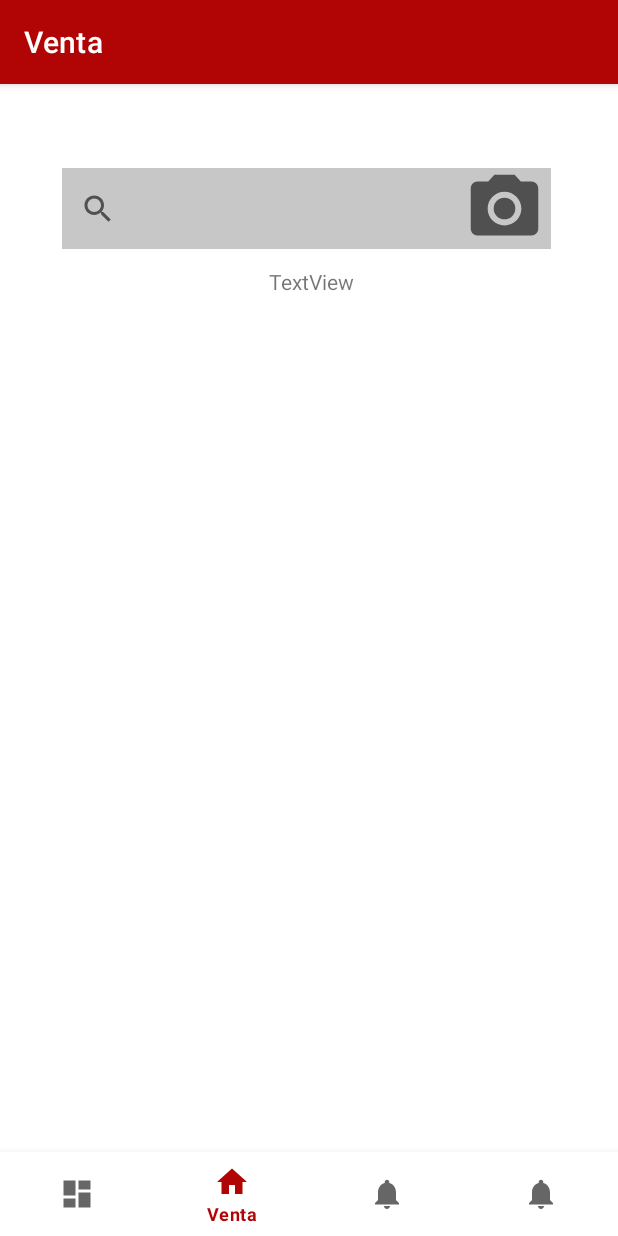
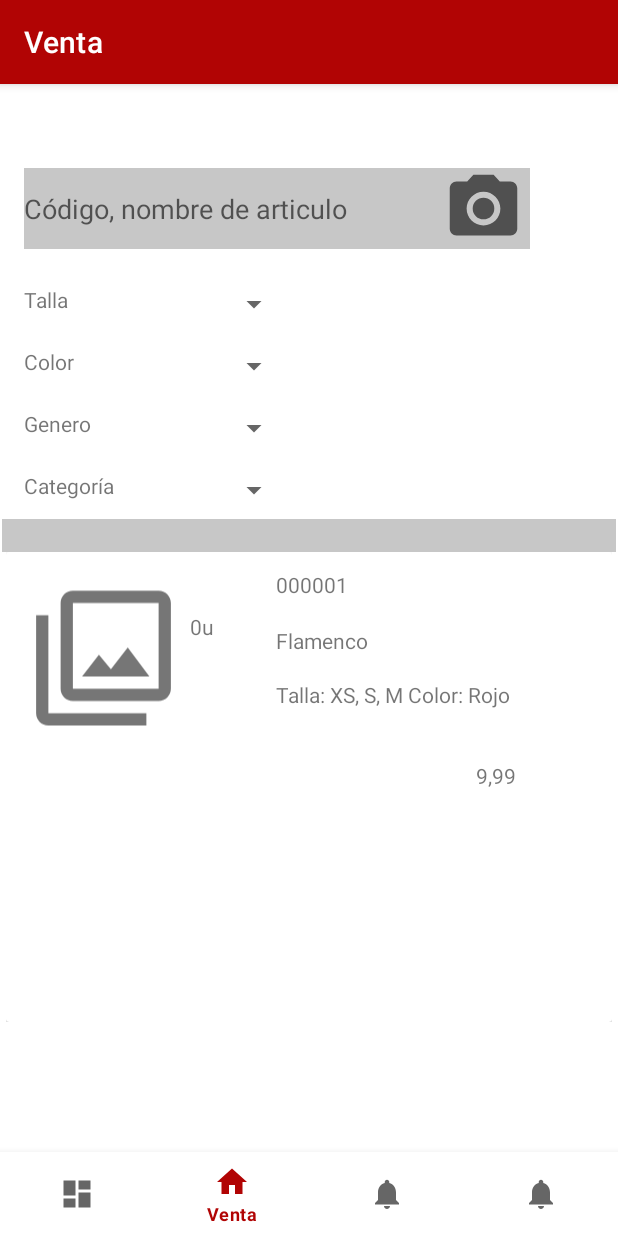
Before and after one commit to Alejandro0809/Prueba1, an Android app: the screen it shows after launch (MainActivity), on a phone screen of 412 x 824 dp. Run offline under Robolectric (Android 15) with nearby library versions, the phone set to English and light mode, and no system bars; our stand-ins replace navigation-ui; libraries missing offline, so code that uses them is left out: com.google.zxing.integration.

```diff
--- a/app/build.gradle
+++ b/app/build.gradle
@@ -49,8 +49,14 @@ dependencies {
     implementation 'com.google.zxing:core:3.3.0'
     implementation('com.journeyapps:zxing-android-embedded:4.1.0')
     testImplementation 'junit:junit:4.13.2'
+
+    //Recyclerview
+    implementation 'androidx.cardview:cardview:1.0.0'
+    implementation "androidx.recyclerview:recyclerview:1.1.0"
+
     androidTestImplementation 'androidx.test.ext:junit:1.1.3'
     androidTestImplementation 'androidx.test.espresso:espresso-core:3.4.0'
 
 
+
 }
--- /dev/null
+++ b/app/src/main/java/com/example/prueba/ui/home/HomeAdapter.kt
@@ -0,0 +1,112 @@
+package com.example.prueba.ui.home
+
+import android.view.LayoutInflater
+import android.view.View
+import android.view.ViewGroup
+import android.widget.ImageView
+import android.widget.TextView
+import androidx.appcompat.view.menu.ActionMenuItemView
+import androidx.recyclerview.widget.RecyclerView
+import com.example.prueba.R
+
+class HomeAdapter : RecyclerView.Adapter<HomeAdapter.ViewHolder>() {
+
+
+
+    private val kode = arrayOf(
+        "000001",
+        "000002",
+        "000003",
+        "000004",
+        "000005",
+    )
+
+    private val name = arrayOf(
+        "Flamenco",
+        "Torero",
+        "Payaso",
+        "Ratón",
+        "Bruja"
+    )
+
+    private val description = arrayOf(
+        "Talla: XS, S, M Color: Rojo",
+        "Talla: XS Color: Negro",
+        "Talla: M Color: Unicolor",
+        "Talla: XS, S, M Color: Gris",
+        "Talla: S Color: Purpura ¡Oferta!",
+    )
+
+    private val unidades = arrayOf(
+        "0u",
+        "1u",
+        "1u",
+        "0u",
+        "4u"
+    )
+
+    private val precio = arrayOf(
+        "9,99",
+        "15,80",
+        "20,00",
+        "14,50",
+        "8,00",
+
+        )
+
+    private val foto = arrayOf(
+        R.drawable.ic_baseline_filter_24,
+        R.drawable.ic_baseline_filter_none_24,
+        R.drawable.ic_baseline_filter_24,
+        R.drawable.ic_baseline_filter_none_24,
+        R.drawable.ic_baseline_filter_24,
+
+
+        )
+
+    class ViewHolder(itemView: View) : RecyclerView.ViewHolder(itemView){
+
+        var itemcode: TextView
+        var itemnamee : TextView
+        var itemdescription : TextView
+        var itemunit : TextView
+        var itemprecio : TextView
+        var itempic : ImageView
+
+        init {
+
+            itemcode = itemView.findViewById(R.id.codArt)
+            itemnamee = itemView.findViewById(R.id.nameArt)
+            itemdescription = itemView.findViewById(R.id.descriptionArt)
+            itemunit = itemView.findViewById(R.id.uniArt)
+            itemprecio = itemView.findViewById(R.id.priceArt)
+            itempic = itemView.findViewById(R.id.fotoArt)
+
+
+        }
+
+    }
+
+    override fun onCreateViewHolder(viewGroup: ViewGroup, i : Int): ViewHolder {
+        val v = LayoutInflater.from(viewGroup.context).inflate(R.layout.listelement, viewGroup, false)
+        return ViewHolder(v)
+    }
+
+    override fun onBindViewHolder(viewHolder: ViewHolder, i: Int) {
+        viewHolder.itemcode.text = kode[i]
+        viewHolder.itemnamee.text = name[i]
+        viewHolder.itemdescription.text = description[i]
+        viewHolder.itemunit.text = unidades[i]
+        viewHolder.itemprecio.text = precio[i]
+        viewHolder.itempic.setImageResource(foto[i])
+
+
+
+    }
+
+    override fun getItemCount(): Int {
+        return kode.size
+    }
+
+
+}
--- a/app/src/main/java/com/example/prueba/ui/home/HomeFragment.kt
+++ b/app/src/main/java/com/example/prueba/ui/home/HomeFragment.kt
@@ -6,10 +6,11 @@ import android.os.Bundle
 import android.view.LayoutInflater
 import android.view.View
 import android.view.ViewGroup
-import android.widget.TextView
 import android.widget.Toast
 import androidx.fragment.app.Fragment
 import androidx.lifecycle.ViewModelProvider
+import androidx.recyclerview.widget.LinearLayoutManager
+import androidx.recyclerview.widget.RecyclerView
 import com.example.prueba.databinding.FragmentHomeBinding
 import com.google.zxing.integration.android.IntentIntegrator
 
@@ -17,7 +18,12 @@ import com.google.zxing.integration.android.IntentIntegrator
 class HomeFragment : Fragment() {
 
 
+
     private var _binding: FragmentHomeBinding? = null
+
+    //Recycler
+    private var layoutManager: RecyclerView.LayoutManager? = null
+    private var adapter: RecyclerView.Adapter<HomeAdapter.ViewHolder>? = null
 
     // This property is only valid between onCreateView and
     // onDestroyView.
@@ -29,10 +35,18 @@ class HomeFragment : Fragment() {
         savedInstanceState: Bundle?
     ): View {
 
+
+
         //Añadir función de escaner a un botón
         val bind = FragmentHomeBinding.inflate(layoutInflater)
         bind.camsc.setOnClickListener {
             escanear()
+
+
+        }
+        bind.recycl.apply {
+            layoutManager = LinearLayoutManager(activity)
+            adapter = HomeAdapter()
         }
 
         //Menú
@@ -50,6 +64,18 @@ class HomeFragment : Fragment() {
          }*/
 
         return bind.root
+
+
+
+
+
+
+
+    }
+
+    override fun onViewCreated(itemView: View, savedInstanceState: Bundle?) {
+
+        super.onViewCreated(itemView, savedInstanceState)
 
     }
 
@@ -88,7 +114,6 @@ class HomeFragment : Fragment() {
     }
 
 
-
     override fun onDestroyView() {
         super.onDestroyView()
         _binding = null
--- a/app/src/main/java/com/example/prueba/ui/home/HomeViewModel.kt
+++ b/app/src/main/java/com/example/prueba/ui/home/HomeViewModel.kt
@@ -8,6 +8,7 @@ class HomeViewModel : ViewModel() {
 
     private val _text = MutableLiveData<String>().apply {
         value = "This is home Fragment"
+
     }
     val text: LiveData<String> = _text
 }
--- /dev/null
+++ b/app/src/main/res/drawable/ic_baseline_filter_24.xml
@@ -0,0 +1,10 @@
+<vector xmlns:android="http://schemas.android.com/apk/res/android"
+    android:width="24dp"
+    android:height="24dp"
+    android:viewportWidth="24"
+    android:viewportHeight="24"
+    android:tint="?attr/colorControlNormal">
+  <path
+      android:fillColor="@android:color/white"
+      android:pathData="M15.96,10.29l-2.75,3.54 -1.96,-2.36L8.5,15h11l-3.54,-4.71zM3,5L1,5v16c0,1.1 0.9,2 2,2h16v-2L3,21L3,5zM21,1L7,1c-1.1,0 -2,0.9 -2,2v14c0,1.1 0.9,2 2,2h14c1.1,0 2,-0.9 2,-2L23,3c0,-1.1 -0.9,-2 -2,-2zM21,17L7,17L7,3h14v14z"/>
+</vector>
--- /dev/null
+++ b/app/src/main/res/drawable/ic_baseline_filter_none_24.xml
@@ -0,0 +1,10 @@
+<vector xmlns:android="http://schemas.android.com/apk/res/android"
+    android:width="24dp"
+    android:height="24dp"
+    android:viewportWidth="24"
+    android:viewportHeight="24"
+    android:tint="?attr/colorControlNormal">
+  <path
+      android:fillColor="@android:color/white"
+      android:pathData="M3,5L1,5v16c0,1.1 0.9,2 2,2h16v-2L3,21L3,5zM21,1L7,1c-1.1,0 -2,0.9 -2,2v14c0,1.1 0.9,2 2,2h14c1.1,0 2,-0.9 2,-2L23,3c0,-1.1 -0.9,-2 -2,-2zM21,17L7,17L7,3h14v14z"/>
+</vector>
--- a/app/src/main/res/layout/fragment_home.xml
+++ b/app/src/main/res/layout/fragment_home.xml
@@ -3,42 +3,153 @@
     xmlns:app="http://schemas.android.com/apk/res-auto"
     xmlns:tools="http://schemas.android.com/tools"
     android:id="@+id/linearfragment"
+    android:orientation="vertical"
     android:layout_width="match_parent"
     android:layout_height="match_parent"
-    tools:context=".ui.home.HomeFragment">
+    tools:context=".ui.home.HomeFragment"
+    >
 
-    <TextView
-        android:id="@+id/textHome"
-        android:layout_width="wrap_content"
-        android:layout_height="wrap_content"
-        android:layout_marginTop="66dp"
-        android:layout_marginEnd="176dp"
-        android:text="TextView"
+    <androidx.recyclerview.widget.RecyclerView
+        android:id="@+id/recycl"
+        android:layout_width="404dp"
+        android:layout_height="313dp"
+        android:layout_marginStart="4dp"
+        app:layout_constraintStart_toStartOf="parent"
+        app:layout_constraintTop_toBottomOf="@+id/linearLayout" />
+
+    <androidx.constraintlayout.widget.ConstraintLayout
+        android:id="@+id/constraintLayout"
+        android:layout_width="match_parent"
+        android:layout_height="54dp"
         app:layout_constraintEnd_toEndOf="parent"
-        app:layout_constraintTop_toTopOf="@+id/searchView" />
+        app:layout_constraintStart_toStartOf="parent"
+        app:layout_constraintTop_toTopOf="parent">
 
-    <SearchView
-        android:id="@+id/searchView"
-        android:layout_width="264dp"
-        android:layout_height="54dp"
+        <EditText
+            android:id="@+id/editTextTextPersonName"
+            android:layout_width="275dp"
+            android:layout_height="0dp"
+            android:layout_marginStart="16dp"
             android:background="#51515151"
-        app:layout_constraintEnd_toEndOf="parent"
-        app:layout_constraintHorizontal_bias="0.278"
+            android:ems="10"
+            android:hint="Código, nombre de articulo"
+            android:inputType="textPersonName"
+            app:layout_constraintBottom_toBottomOf="parent"
             app:layout_constraintStart_toStartOf="parent"
-        app:layout_constraintTop_toTopOf="parent" />
+            app:layout_constraintTop_toTopOf="parent"
+            app:layout_constraintVertical_bias="0.0" />
 
         <ImageView
             android:id="@+id/camsc"
             android:layout_width="62dp"
             android:layout_height="54dp"
+            android:layout_gravity="top|end"
             android:background="#51515151"
             android:src="@drawable/ic_baseline_camera_alt_24"
-        app:layout_constraintBottom_toBottomOf="parent"
+            app:layout_constraintStart_toEndOf="@+id/editTextTextPersonName"
+            app:layout_constraintTop_toTopOf="parent"
+            tools:src="@android:drawable/ic_menu_camera" />
+    </androidx.constraintlayout.widget.ConstraintLayout>
+
+    <androidx.constraintlayout.widget.ConstraintLayout
+        android:id="@+id/constraintLayout2"
+        android:layout_width="match_parent"
+        android:layout_height="164dp"
+        android:layout_marginTop="16dp"
         app:layout_constraintEnd_toEndOf="parent"
-        app:layout_constraintHorizontal_bias="0.0"
-        app:layout_constraintStart_toEndOf="@+id/searchView"
-        app:layout_constraintTop_toTopOf="parent"
-        app:layout_constraintVertical_bias="0.0"
-        tools:src="@android:drawable/ic_menu_camera" />
+        app:layout_constraintHorizontal_bias="1.0"
+        app:layout_constraintStart_toStartOf="parent"
+        app:layout_constraintTop_toBottomOf="@+id/constraintLayout">
+
+        <Spinner
+            android:id="@+id/spinner2"
+            android:layout_width="100dp"
+            android:layout_height="25dp"
+            android:layout_marginStart="16dp"
+            android:layout_marginTop="16dp"
+            android:contentDescription="carnaval"
+            app:layout_constraintStart_toEndOf="@+id/textView"
+            app:layout_constraintTop_toBottomOf="@+id/spinner" />
+
+        <TextView
+            android:id="@+id/textHome"
+            android:layout_width="61dp"
+            android:layout_height="25dp"
+            android:layout_marginStart="16dp"
+            android:layout_marginTop="8dp"
+            android:text="Talla"
+            app:layout_constraintStart_toStartOf="parent"
+            app:layout_constraintTop_toTopOf="parent" />
+
+        <TextView
+            android:id="@+id/textView"
+            android:layout_width="61dp"
+            android:layout_height="25dp"
+            android:layout_marginStart="16dp"
+            android:layout_marginTop="16dp"
+            android:text="Color"
+            app:layout_constraintStart_toStartOf="parent"
+            app:layout_constraintTop_toBottomOf="@+id/textHome" />
+
+        <TextView
+            android:id="@+id/textView2"
+            android:layout_width="61dp"
+            android:layout_height="25dp"
+            android:layout_marginStart="16dp"
+            android:layout_marginTop="16dp"
+            android:text="Genero"
+            app:layout_constraintStart_toStartOf="parent"
+            app:layout_constraintTop_toBottomOf="@+id/textView" />
+
+        <TextView
+            android:id="@+id/textView3"
+            android:layout_width="61dp"
+            android:layout_height="25dp"
+            android:layout_marginStart="16dp"
+            android:layout_marginTop="16dp"
+            android:text="Categoría"
+            app:layout_constraintStart_toStartOf="parent"
+            app:layout_constraintTop_toBottomOf="@+id/textView2" />
+
+        <Spinner
+            android:id="@+id/spinner"
+            android:layout_width="100dp"
+            android:layout_height="25dp"
+            android:layout_marginStart="16dp"
+            android:layout_marginTop="8dp"
+            android:contentDescription="Carnaval"
+            app:layout_constraintStart_toEndOf="@+id/textHome"
+            app:layout_constraintTop_toTopOf="parent" />
+
+        <Spinner
+            android:id="@+id/spinner3"
+            android:layout_width="100dp"
+            android:layout_height="25dp"
+            android:layout_marginStart="16dp"
+            android:layout_marginTop="16dp"
+            android:contentDescription="carnaval"
+            app:layout_constraintStart_toEndOf="@+id/textView2"
+            app:layout_constraintTop_toBottomOf="@+id/spinner2" />
+
+        <Spinner
+            android:id="@+id/spinner4"
+            android:layout_width="100dp"
+            android:layout_height="25dp"
+            android:layout_marginStart="16dp"
+            android:layout_marginTop="16dp"
+            android:contentDescription="Carnaval"
+            app:layout_constraintStart_toEndOf="@+id/textView3"
+            app:layout_constraintTop_toBottomOf="@+id/spinner3" />
+    </androidx.constraintlayout.widget.ConstraintLayout>
+
+    <LinearLayout
+        android:id="@+id/linearLayout"
+        android:layout_width="409dp"
+        android:layout_height="22dp"
+        android:background="#51515151"
+        android:orientation="vertical"
+        app:layout_constraintEnd_toEndOf="parent"
+        app:layout_constraintStart_toStartOf="parent"
+        app:layout_constraintTop_toBottomOf="@+id/constraintLayout2"></LinearLayout>
 
 </androidx.constraintlayout.widget.ConstraintLayout>
--- /dev/null
+++ b/app/src/main/res/layout/listelement.xml
@@ -0,0 +1,87 @@
+<?xml version="1.0" encoding="utf-8"?>
+<androidx.cardview.widget.CardView xmlns:android="http://schemas.android.com/apk/res/android"
+    xmlns:app="http://schemas.android.com/apk/res-auto"
+    xmlns:tools="http://schemas.android.com/tools"
+    android:id="@+id/card"
+    cardCornerRadius="8dp"
+    contentPadding="10dp"
+    android:layout_width="match_parent"
+    android:layout_height="match_parent"
+    android:clickable="true"
+    android:foreground="?selectableItemBackground">
+
+    <RelativeLayout
+        android:layout_width="match_parent"
+        android:layout_height="177dp">
+
+        <androidx.constraintlayout.widget.ConstraintLayout
+            android:layout_width="match_parent"
+            android:layout_height="match_parent">
+
+            <TextView
+                android:id="@+id/uniArt"
+                android:layout_width="39dp"
+                android:layout_height="66dp"
+                android:layout_marginTop="40dp"
+                android:text="Unidades"
+                app:layout_constraintEnd_toStartOf="@+id/nameArt"
+                app:layout_constraintHorizontal_bias="0.872"
+                app:layout_constraintStart_toStartOf="parent"
+                app:layout_constraintTop_toTopOf="parent" />
+
+            <TextView
+                android:id="@+id/codArt"
+                android:layout_width="168dp"
+                android:layout_height="29dp"
+                android:layout_marginStart="180dp"
+                android:layout_marginTop="12dp"
+                android:text="Código Articulo"
+                app:layout_constraintStart_toStartOf="parent"
+                app:layout_constraintTop_toTopOf="parent" />
+
+            <TextView
+
+                android:id="@+id/descriptionArt"
+                android:layout_width="166dp"
+                android:layout_height="42dp"
+                android:layout_marginStart="180dp"
+                android:layout_marginTop="12dp"
+                android:text="Descripcion Articulo"
+                app:layout_constraintStart_toStartOf="parent"
+                app:layout_constraintTop_toBottomOf="@+id/nameArt" />
+
+            <TextView
+                android:id="@+id/nameArt"
+                android:layout_width="167dp"
+                android:layout_height="24dp"
+                android:layout_marginStart="180dp"
+                android:layout_marginTop="8dp"
+                android:text="Nombre Articulo"
+                app:layout_constraintStart_toStartOf="parent"
+                app:layout_constraintTop_toBottomOf="@+id/codArt" />
+
+            <TextView
+                android:id="@+id/priceArt"
+                android:layout_width="wrap_content"
+                android:layout_height="wrap_content"
+                android:layout_marginTop="12dp"
+                android:layout_marginEnd="64dp"
+                android:text="Precio"
+                app:layout_constraintEnd_toEndOf="parent"
+                app:layout_constraintTop_toBottomOf="@+id/descriptionArt" />
+
+            <ImageView
+                android:id="@+id/fotoArt"
+                android:layout_width="98dp"
+                android:layout_height="109dp"
+                android:alpha="0.9"
+                app:layout_constraintBottom_toBottomOf="parent"
+                app:layout_constraintEnd_toStartOf="@+id/uniArt"
+                app:layout_constraintHorizontal_bias="0.64"
+                app:layout_constraintStart_toStartOf="parent"
+                app:layout_constraintTop_toTopOf="parent"
+                app:layout_constraintVertical_bias="0.235"
+                tools:srcCompat="@tools:sample/avatars" />
+        </androidx.constraintlayout.widget.ConstraintLayout>
+    </RelativeLayout>
+</androidx.cardview.widget.CardView>
```
Also changed, not shown: app/src/main/res/drawable-v24/available.jpg (added). Lines whose indentation alone changed are shown as unchanged.
